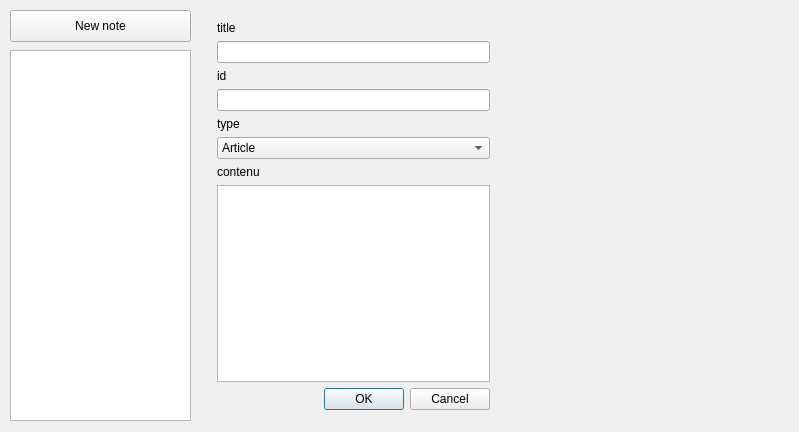
Qt form PluriNotes/plurinotes.ui (guillaumejounel/PluriNotes) before a commit.
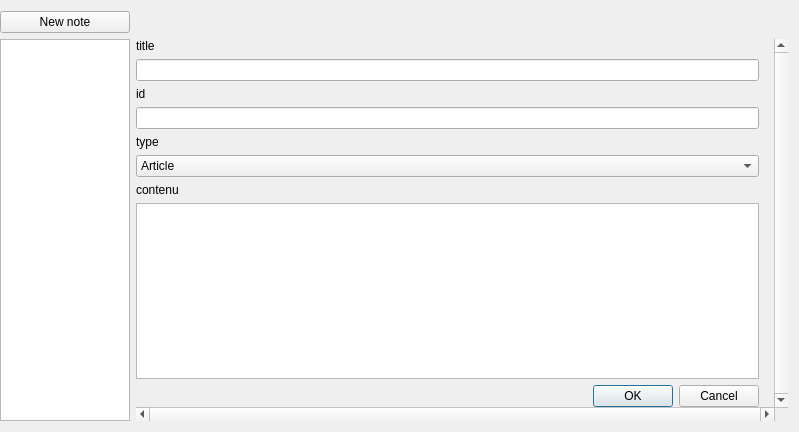
The same form after that commit. The open tabs and pages were chosen to show the change.

Commit message: Responsive + test adaptation form + lecture contenu + liste désactivée pendant création de note

Patch:
```diff
--- a/PluriNotes/plurinotes.ui
+++ b/PluriNotes/plurinotes.ui
@@ -14,37 +14,27 @@
    <string>PluriNotes</string>
   </property>
   <widget class="QWidget" name="centralWidget">
+   <layout class="QGridLayout" name="gridLayout" columnstretch="1,0,0,0,5">
+    <property name="leftMargin">
+     <number>0</number>
+    </property>
+    <item row="1" column="0">
+     <widget class="QListWidget" name="listNotesWidget"/>
+    </item>
+    <item row="0" column="0">
    <widget class="QPushButton" name="ButtonNewNote">
-    <property name="geometry">
-     <rect>
-      <x>10</x>
-      <y>10</y>
-      <width>181</width>
-      <height>32</height>
-     </rect>
-    </property>
     <property name="text">
      <string>New note</string>
     </property>
    </widget>
-   <widget class="QListWidget" name="listNotesWidget">
-    <property name="geometry">
-     <rect>
-      <x>10</x>
-      <y>50</y>
-      <width>181</width>
-      <height>371</height>
-     </rect>
-    </property>
-   </widget>
+    </item>
+    <item row="1" column="4">
    <widget class="QStackedWidget" name="mainStackedWidget">
-    <property name="geometry">
-     <rect>
-      <x>200</x>
-      <y>10</y>
-      <width>591</width>
-      <height>411</height>
-     </rect>
+      <property name="minimumSize">
+       <size>
+        <width>0</width>
+        <height>0</height>
+       </size>
     </property>
     <property name="currentIndex">
      <number>1</number>
@@ -117,44 +107,106 @@
      </widget>
     </widget>
     <widget class="QWidget" name="newNotePage">
-     <widget class="QWidget" name="formNoteWidget" native="true">
+       <layout class="QVBoxLayout" name="verticalLayout">
+        <property name="leftMargin">
+         <number>0</number>
+        </property>
+        <property name="topMargin">
+         <number>0</number>
+        </property>
+        <property name="rightMargin">
+         <number>0</number>
+        </property>
+        <property name="bottomMargin">
+         <number>0</number>
+        </property>
+        <item>
+         <widget class="QScrollArea" name="scrollArea">
+          <property name="frameShape">
+           <enum>QFrame::NoFrame</enum>
+          </property>
+          <property name="verticalScrollBarPolicy">
+           <enum>Qt::ScrollBarAlwaysOn</enum>
+          </property>
+          <property name="horizontalScrollBarPolicy">
+           <enum>Qt::ScrollBarAlwaysOn</enum>
+          </property>
+          <property name="widgetResizable">
+           <bool>true</bool>
+          </property>
+          <widget class="QWidget" name="scrollAreaWidgetContents_4">
       <property name="geometry">
        <rect>
         <x>0</x>
         <y>0</y>
-        <width>301</width>
-        <height>411</height>
-       </rect>
-      </property>
-      <layout class="QFormLayout" name="noteCreation">
-       <item row="0" column="1">
+             <width>623</width>
+             <height>358</height>
+            </rect>
+           </property>
+           <layout class="QGridLayout" name="gridLayout_3">
+            <property name="leftMargin">
+             <number>0</number>
+            </property>
+            <property name="topMargin">
+             <number>0</number>
+            </property>
+            <property name="rightMargin">
+             <number>15</number>
+            </property>
+            <property name="bottomMargin">
+             <number>0</number>
+            </property>
+            <item row="0" column="0">
+             <widget class="QWidget" name="widget" native="true">
+              <layout class="QHBoxLayout" name="horizontalLayout">
+               <property name="leftMargin">
+                <number>0</number>
+               </property>
+               <property name="topMargin">
+                <number>0</number>
+               </property>
+               <property name="rightMargin">
+                <number>0</number>
+               </property>
+               <property name="bottomMargin">
+                <number>0</number>
+               </property>
+               <item>
+                <layout class="QVBoxLayout" name="formNoteWidget" stretch="0,0,0,0,0,0,0,0,0">
+                 <property name="sizeConstraint">
+                  <enum>QLayout::SetMaximumSize</enum>
+                 </property>
+                 <property name="topMargin">
+                  <number>0</number>
+                 </property>
+                 <item>
         <widget class="QLabel" name="titleLabel">
          <property name="text">
           <string>title</string>
          </property>
         </widget>
        </item>
-       <item row="1" column="1">
+                 <item>
         <widget class="QLineEdit" name="titleLineEdit"/>
        </item>
-       <item row="2" column="1">
+                 <item>
         <widget class="QLabel" name="idLabel">
          <property name="text">
           <string>id</string>
          </property>
         </widget>
        </item>
-       <item row="3" column="1">
+                 <item>
         <widget class="QLineEdit" name="idLineEdit"/>
        </item>
-       <item row="4" column="1">
+                 <item>
         <widget class="QLabel" name="typeLabel">
          <property name="text">
           <string>type</string>
          </property>
         </widget>
        </item>
-       <item row="5" column="1">
+                 <item>
         <widget class="QComboBox" name="TypeComboBox">
          <item>
           <property name="text">
@@ -173,17 +225,17 @@
          </item>
         </widget>
        </item>
-       <item row="6" column="1">
+                 <item>
         <widget class="QLabel" name="titleLabel_4">
          <property name="text">
           <string>contenu</string>
          </property>
         </widget>
        </item>
-       <item row="7" column="1">
+                 <item>
         <widget class="QPlainTextEdit" name="contentTextEdit"/>
        </item>
-       <item row="8" column="1">
+                 <item>
         <widget class="QDialogButtonBox" name="buttonBox">
          <property name="standardButtons">
           <set>QDialogButtonBox::Cancel|QDialogButtonBox::Ok</set>
@@ -191,9 +243,24 @@
         </widget>
        </item>
       </layout>
-     </widget>
-    </widget>
-   </widget>
+               </item>
+              </layout>
+             </widget>
+            </item>
+           </layout>
+          </widget>
+         </widget>
+        </item>
+       </layout>
+      </widget>
+     </widget>
+    </item>
+   </layout>
+   <zorder>mainStackedWidget</zorder>
+   <zorder>scrollArea</zorder>
+   <zorder>scrollArea</zorder>
+   <zorder>listNotesWidget</zorder>
+   <zorder>ButtonNewNote</zorder>
   </widget>
  </widget>
  <layoutdefault spacing="6" margin="11"/>
```
Left out of the diff: 208 changed lines with no effect on the pictures. Lines whose indentation alone changed are shown as unchanged. The commit also changes 3 other files.
